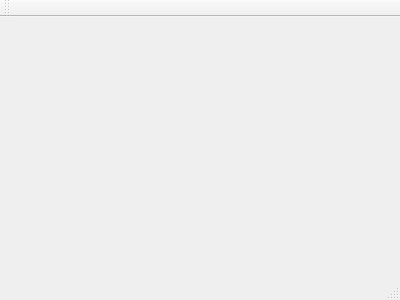
Before: the Qt Designer form mainwindow.ui in ChenKS12138/lost_and_found, drawn with Qt 5.
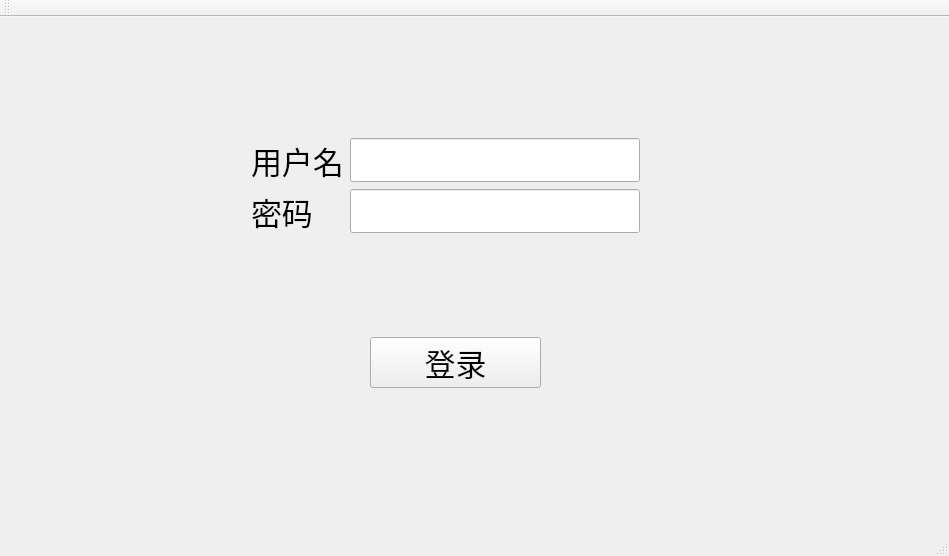
After: the same form once the commit is applied.

Diff of the .ui file:
```diff
--- a/mainwindow.ui
+++ b/mainwindow.ui
@@ -1,24 +1,111 @@
 <ui version="4.0">
  <class>MainWindow</class>
- <widget class="QMainWindow" name="MainWindow" >
-  <property name="geometry" >
+ <widget class="QMainWindow" name="MainWindow">
+  <property name="geometry">
    <rect>
     <x>0</x>
     <y>0</y>
-    <width>400</width>
-    <height>300</height>
+    <width>949</width>
+    <height>556</height>
    </rect>
   </property>
-  <property name="windowTitle" >
-   <string>MainWindow</string>
+  <property name="font">
+   <font>
+    <family>Arial</family>
+    <pointsize>23</pointsize>
+   </font>
   </property>
-  <widget class="QMenuBar" name="menuBar" />
-  <widget class="QToolBar" name="mainToolBar" />
-  <widget class="QWidget" name="centralWidget" />
-  <widget class="QStatusBar" name="statusBar" />
+  <property name="windowTitle">
+   <string>机房失物招领系统</string>
+  </property>
+  <widget class="QWidget" name="centralWidget">
+   <widget class="QWidget" name="formLayoutWidget">
+    <property name="geometry">
+     <rect>
+      <x>240</x>
+      <y>110</y>
+      <width>411</width>
+      <height>161</height>
+     </rect>
+    </property>
+    <layout class="QFormLayout" name="formLayout">
+     <item row="0" column="0">
+      <widget class="QLabel" name="label">
+       <property name="font">
+        <font>
+         <family>Arial</family>
+         <pointsize>23</pointsize>
+        </font>
+       </property>
+       <property name="text">
+        <string>用户名</string>
+       </property>
+      </widget>
+     </item>
+     <item row="1" column="0">
+      <widget class="QLabel" name="label_2">
+       <property name="font">
+        <font>
+         <family>Arial</family>
+         <pointsize>23</pointsize>
+        </font>
+       </property>
+       <property name="text">
+        <string>密码</string>
+       </property>
+      </widget>
+     </item>
+     <item row="1" column="1">
+      <widget class="QLineEdit" name="password">
+       <property name="alignment">
+        <set>Qt::AlignCenter</set>
+       </property>
+      </widget>
+     </item>
+     <item row="0" column="1">
+      <widget class="QLineEdit" name="username">
+       <property name="alignment">
+        <set>Qt::AlignCenter</set>
+       </property>
+      </widget>
+     </item>
+    </layout>
+   </widget>
+   <widget class="QPushButton" name="pushButton">
+    <property name="geometry">
+     <rect>
+      <x>370</x>
+      <y>320</y>
+      <width>171</width>
+      <height>51</height>
+     </rect>
+    </property>
+    <property name="text">
+     <string>登录</string>
+    </property>
+   </widget>
+  </widget>
+  <widget class="QMenuBar" name="menuBar">
+   <property name="geometry">
+    <rect>
+     <x>0</x>
+     <y>0</y>
+     <width>949</width>
+     <height>49</height>
+    </rect>
+   </property>
+  </widget>
+  <widget class="QToolBar" name="mainToolBar">
+   <attribute name="toolBarArea">
+    <enum>TopToolBarArea</enum>
+   </attribute>
+   <attribute name="toolBarBreak">
+    <bool>false</bool>
+   </attribute>
+  </widget>
+  <widget class="QStatusBar" name="statusBar"/>
  </widget>
- <layoutDefault spacing="6" margin="11" />
- <pixmapfunction></pixmapfunction>
+ <layoutdefault spacing="6" margin="11"/>
  <resources/>
  <connections/>
 </ui>
```
Left out of the diff: 1 changed line with no effect on the pictures.
